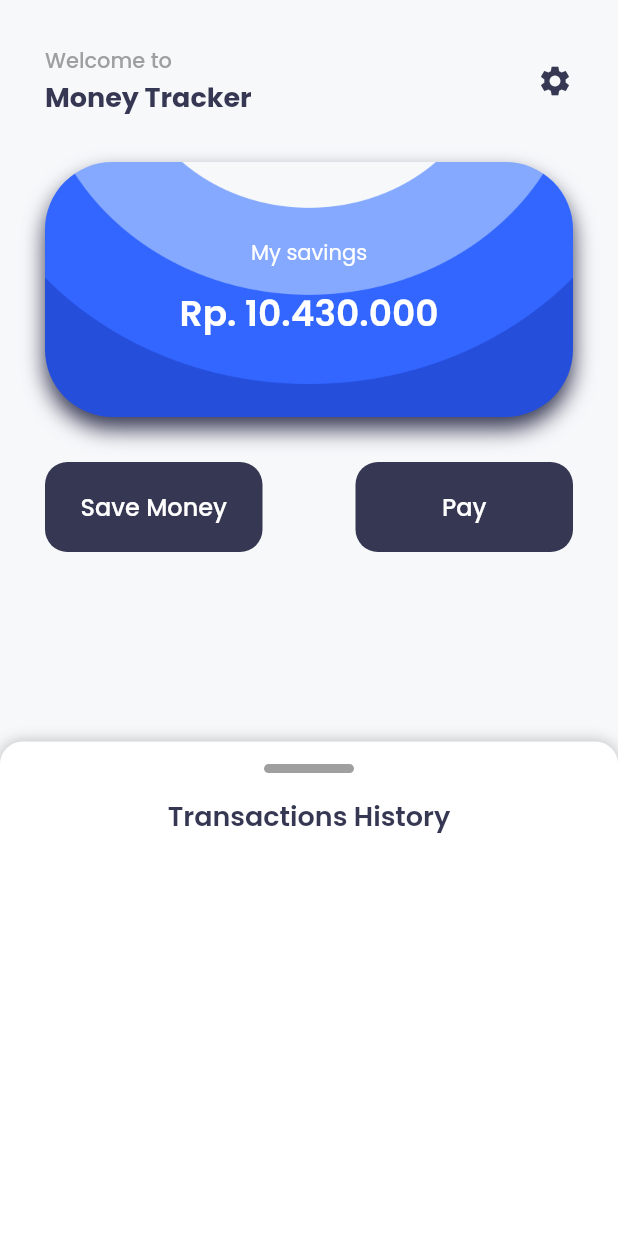
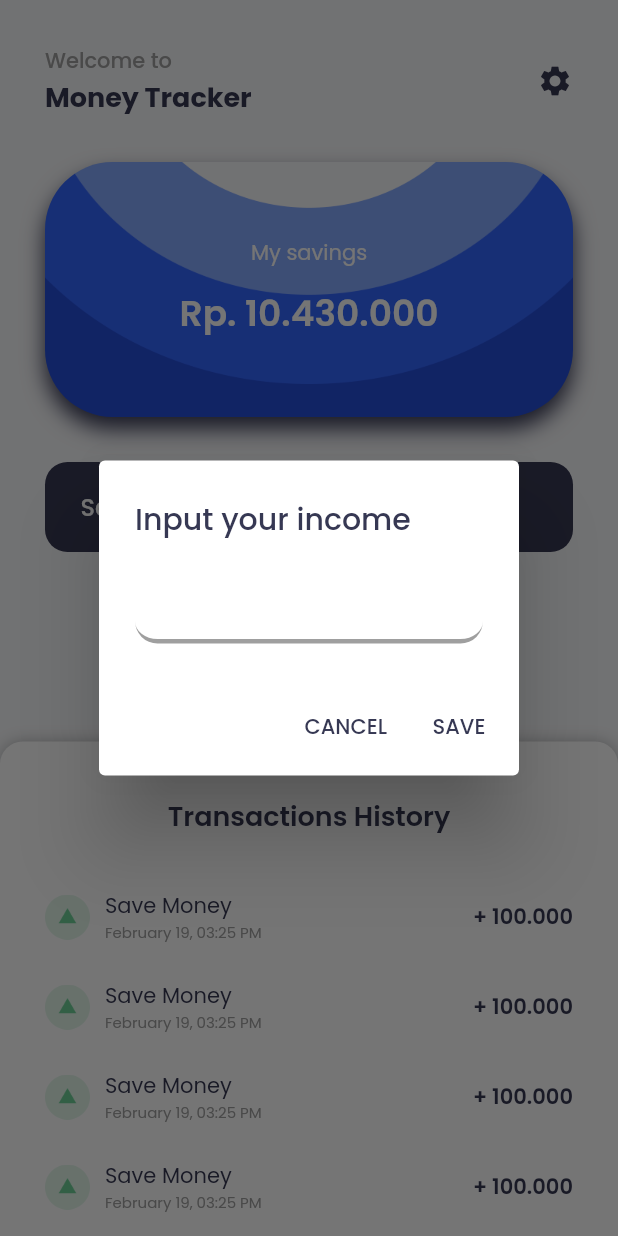
Before and after one commit to ibrahimmm999/money_tracker, a Flutter app: the HomePage screen opened directly, after a tap on "Save Money", on a phone screen of 412 x 824 dp. Run offline on Flutter 3.47's test engine with Material 2 defaults, Android fonts, the phone set to English and light mode, and no system bars; drawn by our look-alikes of sliding_up_panel; our stand-ins replace google_fonts.

Commit message:
added transaction tile and pop up

```diff
--- a/lib/pages/home_page.dart
+++ b/lib/pages/home_page.dart
@@ -1,7 +1,10 @@
 import 'package:flutter/material.dart';
 import 'package:money_tracker/shared/theme.dart';
 import 'package:money_tracker/widgets/custom_button.dart';
+import 'package:money_tracker/widgets/transaction_tile.dart';
 import 'package:sliding_up_panel/sliding_up_panel.dart';
+
+import '../widgets/custom_popup.dart';
 
 class HomePage extends StatefulWidget {
   const HomePage({super.key});
@@ -24,6 +27,8 @@ class _HomePageState extends State<HomePage> {
       : _panelController.open();
   @override
   Widget build(BuildContext context) {
+    TextEditingController saveMoneyC = TextEditingController(text: " ");
+    TextEditingController payC = TextEditingController(text: " ");
     Widget header() {
       return Row(
         mainAxisAlignment: MainAxisAlignment.spaceBetween,
@@ -102,14 +107,28 @@ class _HomePageState extends State<HomePage> {
                     buttonColor: primaryColor,
                     widthButton: 145,
                     buttonText: "Save Money",
-                    onPressed: () {},
+                    onPressed: () {
+                      showDialog(
+                        context: context,
+                        builder: (context) => CustomPopUp(
+                            controller: saveMoneyC,
+                            title: "Input your income",
+                            add: () {}),
+                      );
+                    },
                     heightButton: 60),
                 CustomButton(
                     radiusButton: defaultRadius,
                     buttonColor: primaryColor,
                     widthButton: 145,
                     buttonText: "Pay",
-                    onPressed: () {},
+                    onPressed: () {
+                      showDialog(
+                        context: context,
+                        builder: (context) => CustomPopUp(
+                            controller: saveMoneyC, title: "Pay", add: () {}),
+                      );
+                    },
                     heightButton: 60),
               ],
             ),
@@ -130,12 +149,14 @@ class _HomePageState extends State<HomePage> {
           panelBuilder: (controller) {
             return SingleChildScrollView(
               controller: controller,
+              child: Padding(
+                padding: EdgeInsets.symmetric(
+                    horizontal: defaultMargin, vertical: 15),
                 child: Column(
                   children: [
                     GestureDetector(
                       onTap: togglePanel,
                       child: Container(
-                      margin: const EdgeInsets.only(top: 15),
                         height: 6,
                         width: 60,
                         decoration: BoxDecoration(
@@ -151,10 +172,31 @@ class _HomePageState extends State<HomePage> {
                       style: primaryColorText.copyWith(
                           fontSize: 18, fontWeight: semibold),
                     ),
-                  Row(
-                    children: [],
-                  )
+                    const SizedBox(
+                      height: 36,
+                    ),
+                    TransactionTile(),
+                    TransactionTile(),
+                    TransactionTile(),
+                    TransactionTile(),
+                    TransactionTile(),
+                    TransactionTile(),
+                    TransactionTile(),
+                    TransactionTile(),
+                    TransactionTile(),
+                    TransactionTile(),
+                    TransactionTile(),
+                    TransactionTile(),
+                    TransactionTile(),
+                    TransactionTile(),
+                    TransactionTile(),
+                    TransactionTile(),
+                    TransactionTile(),
+                    TransactionTile(),
+                    TransactionTile(),
+                    TransactionTile(),
                   ],
+                ),
               ),
             );
           },
--- /dev/null
+++ b/lib/pages/settings_page.dart
@@ -0,0 +1,10 @@
+import 'package:flutter/material.dart';
+
+class SettingsPage extends StatelessWidget {
+  const SettingsPage({super.key});
+
+  @override
+  Widget build(BuildContext context) {
+    return Scaffold();
+  }
+}
--- /dev/null
+++ b/lib/widgets/custom_popup.dart
@@ -0,0 +1,60 @@
+import 'package:flutter/material.dart';
+import 'package:money_tracker/shared/theme.dart';
+
+class CustomPopUp extends StatefulWidget {
+  final String title;
+  final Function() add;
+  final TextEditingController controller;
+  const CustomPopUp(
+      {super.key,
+      required this.title,
+      required this.add,
+      required this.controller});
+
+  @override
+  State<CustomPopUp> createState() => _CustomPopUpState();
+}
+
+class _CustomPopUpState extends State<CustomPopUp> {
+  @override
+  Widget build(BuildContext context) {
+    return AlertDialog(
+      backgroundColor: whiteColor,
+      actions: [
+        TextButton(
+          onPressed: () {
+            Navigator.pop(context);
+          },
+          child: Text('CANCEL', style: primaryColorText),
+        ),
+        TextButton(
+          onPressed: () {},
+          child: Text(
+            'SAVE',
+            style: primaryColorText,
+          ),
+        )
+      ],
+      title: Text(widget.title, style: primaryColorText),
+      content: TextField(
+        keyboardType: TextInputType.number,
+        controller: widget.controller,
+        style: primaryColorText,
+        cursorColor: primaryColor,
+        decoration: InputDecoration(
+          focusedBorder: UnderlineInputBorder(
+              borderRadius: BorderRadius.circular(defaultRadius),
+              borderSide: BorderSide(color: buttonBlueColor, width: 5)),
+          enabledBorder: UnderlineInputBorder(
+            borderRadius: BorderRadius.circular(defaultRadius),
+            borderSide: BorderSide(
+              color: lightGreyColor,
+              width: 3,
+              style: BorderStyle.solid,
+            ),
+          ),
+        ),
+      ),
+    );
+  }
+}
--- /dev/null
+++ b/lib/widgets/transaction_tile.dart
@@ -0,0 +1,48 @@
+import 'package:flutter/material.dart';
+import 'package:money_tracker/shared/theme.dart';
+
+class TransactionTile extends StatelessWidget {
+  const TransactionTile({super.key});
+
+  @override
+  Widget build(BuildContext context) {
+    return Container(
+      margin: const EdgeInsets.only(bottom: 24),
+      child: Row(
+        mainAxisAlignment: MainAxisAlignment.spaceBetween,
+        children: [
+          Row(
+            children: [
+              Image.asset(
+                "assets/save.png",
+                width: 30,
+                height: 30,
+                fit: BoxFit.cover,
+              ),
+              const SizedBox(
+                width: 10,
+              ),
+              Column(
+                crossAxisAlignment: CrossAxisAlignment.start,
+                children: [
+                  Text(
+                    "Save Money",
+                    style: primaryColorText,
+                  ),
+                  Text(
+                    "February 19, 03:25 PM",
+                    style: lightGreyColorText.copyWith(fontSize: 10),
+                  )
+                ],
+              ),
+            ],
+          ),
+          Text(
+            "+ 100.000",
+            style: primaryColorText.copyWith(fontWeight: semibold),
+          )
+        ],
+      ),
+    );
+  }
+}
```
Lines whose indentation alone changed are shown as unchanged.
